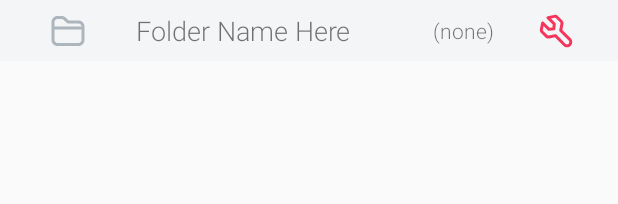
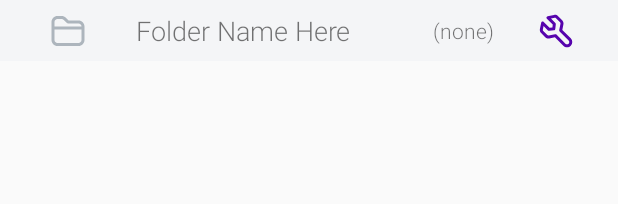
Before and after one commit to afermon/mypass-app, an Android app: the layout folder_item.xml on its own in the app's theme, with its tools: preview values and no code run, on a phone screen of 412 x 824 dp. Shown: the top 204 px of the screen. Run offline under Robolectric (Android 15) with nearby library versions, the phone set to English and light mode, and no system bars; network calls fail.

Commit message:
folder menu

```diff
--- /dev/null
+++ b/app/src/main/res/drawable-anydpi/icon_tool_indigo.xml
@@ -0,0 +1,13 @@
+<vector xmlns:android="http://schemas.android.com/apk/res/android"
+    android:width="24dp"
+    android:height="24dp"
+    android:viewportWidth="24"
+    android:viewportHeight="24"
+    android:tint="#5603AD">
+  <path
+      android:pathData="M3.7152,8.6641L3.2309,11.0856C3.1654,11.4135 3.268,11.7524 3.5044,11.9889L6.2333,14.7178C6.4697,14.9542 6.8087,15.0568 7.1365,14.9912L11.3903,14.1405C11.7181,14.0749 12.0571,14.1775 12.2935,14.414L18.3039,20.4244C18.8897,21.0102 19.8394,21.0102 20.4252,20.4244C21.011,19.8386 21.011,18.8888 20.4252,18.3031L14.4148,12.2926C14.1784,12.0562 14.0758,11.7173 14.1413,11.3894L14.9921,7.1357C15.0577,6.8078 14.955,6.4689 14.7186,6.2325L11.9897,3.5036C11.7533,3.2671 11.4143,3.1645 11.0865,3.2301L8.665,3.7144L11.5864,6.6358C11.8012,6.8506 11.9067,7.1514 11.8732,7.4534L11.5195,10.6354C11.4679,11.1003 11.1009,11.4672 10.636,11.5189L7.4541,11.8723C7.1522,11.9059 6.8514,11.8003 6.6366,11.5855L3.7152,8.6641ZM11.2577,16.2066L7.5288,16.9524C6.5452,17.1491 5.5284,16.8412 4.8191,16.132L2.0902,13.4031C1.3809,12.6938 1.0731,11.677 1.2698,10.6934L2.1205,6.4397C2.2772,5.6565 3.2434,5.3639 3.8082,5.9287L7.711,9.8315L9.6201,9.6194L9.8323,7.7101L5.9295,3.8074C5.3648,3.2426 5.6573,2.2763 6.4405,2.1197L10.6942,1.2689C11.6778,1.0722 12.6946,1.3801 13.4039,2.0894L16.1328,4.8183C16.8421,5.5275 17.15,6.5444 16.9532,7.5279L16.2075,11.2569L21.8394,16.8888C23.2063,18.2557 23.2063,20.4718 21.8394,21.8386C20.4726,23.2054 18.2565,23.2054 16.8897,21.8386L11.2577,16.2066Z"
+      android:strokeWidth="1"
+      android:fillColor="#000000"
+      android:fillType="nonZero"
+      android:strokeColor="#00000000"/>
+</vector>
--- a/app/src/main/res/layout/folder_item.xml
+++ b/app/src/main/res/layout/folder_item.xml
@@ -44,14 +44,14 @@
         app:layout_constraintGuide_percent="0.8" />
 
     <ImageView
-        android:id="@+id/imageView5"
+        android:id="@+id/folder_settings"
         android:layout_width="wrap_content"
         android:layout_height="wrap_content"
         app:layout_constraintBottom_toBottomOf="parent"
         app:layout_constraintEnd_toEndOf="parent"
         app:layout_constraintStart_toStartOf="@+id/guideline7"
         app:layout_constraintTop_toTopOf="parent"
-        app:srcCompat="@drawable/icon_tool_red" />
+        app:srcCompat="@drawable/icon_tool_indigo" />
 
     <TextView
         android:id="@+id/folder_count"
--- a/app/src/main/res/values/strings.xml
+++ b/app/src/main/res/values/strings.xml
@@ -84,4 +84,5 @@
     <string name="copy_username">Copy Username</string>
     <string name="copied_toast">Copied to clipboard</string>
     <string name="show_password">Show Password</string>
+    <string name="share">Share</string>
 </resources>
```
Also changed, not shown: app/src/main/java/com/cosmicode/mypass/view/MainHomeFragment.java (+41 -0 lines), app/src/main/res/drawable-anydpi/icon_share_indigo.xml (added, +13 -0 lines), app/src/main/res/menu/folder_options.xml (added, +16 -0 lines), app/src/main/res/drawable-hdpi/icon_share_indigo.png (added), app/src/main/res/drawable-hdpi/icon_tool_indigo.png (added), app/src/main/res/drawable-mdpi/icon_share_indigo.png (added), app/src/main/res/drawable-mdpi/icon_tool_indigo.png (added), app/src/main/res/drawable-xhdpi/icon_share_indigo.png (added), app/src/main/res/drawable-xhdpi/icon_tool_indigo.png (added), app/src/main/res/drawable-xxhdpi/icon_share_indigo.png (added), app/src/main/res/drawable-xxhdpi/icon_tool_indigo.png (added).
